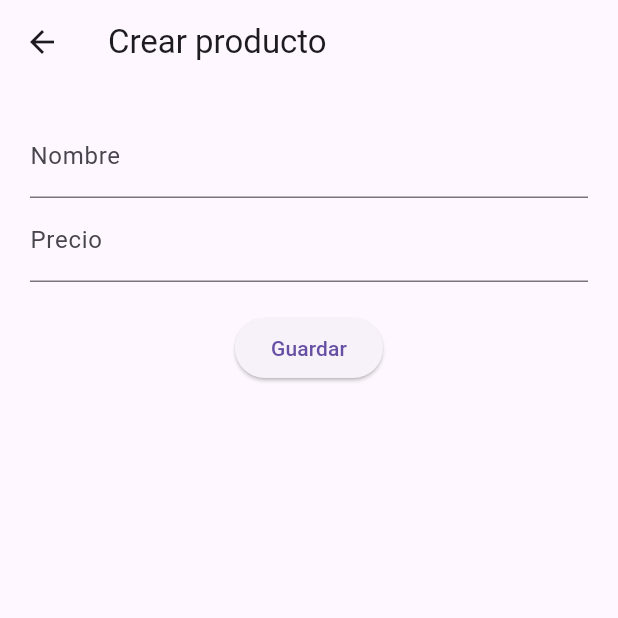
After one commit to Ald28/app_crud_sin_internet, a Flutter app: the CreateProductPage screen opened directly, after a tap on "Guardar", on a phone screen of 412 x 824 dp, the top half of it. The commit adds this screen. Run offline on Flutter 3.47's test engine with Material 3 defaults, Android fonts, the phone set to English and light mode, and no system bars; our stand-ins replace connectivity_plus, dio, hive, hive_flutter, internet_connection_checker, shared_preferences; accounts and stored records are empty; network calls fail.

Commit message:
crear producto con internet

```diff
--- a/lib/features/users/data/datasources/product_remote_datasource.dart
+++ b/lib/features/users/data/datasources/product_remote_datasource.dart
@@ -10,8 +10,9 @@ class ProductRemoteDataSource {
 
     final productsJson = response.data["products"] as List;
 
-    final products =
-        productsJson.map((json) => ProductModel.fromJson(json)).toList();
+    final products = productsJson
+        .map((json) => ProductModel.fromJson(json))
+        .toList();
 
     return {
       "page": response.data["page"],
@@ -20,4 +21,13 @@ class ProductRemoteDataSource {
       "products": products,
     };
   }
+
+  Future<ProductModel> createProduct(String name, double price) async {
+    final response = await dio.post(
+      "/products/register",
+      data: {"name": name, "price": price},
+    );
+
+    return ProductModel.fromJson(response.data["product"]);
+  }
 }
--- a/lib/features/users/data/product_repository_impl.dart
+++ b/lib/features/users/data/product_repository_impl.dart
@@ -1,3 +1,4 @@
+import 'package:connectivity_plus/connectivity_plus.dart';
 import 'datasources/product_remote_datasource.dart';
 import 'datasources/product_local_datasource.dart';
 
@@ -7,26 +8,71 @@ class ProductRepositoryImpl {
 
   ProductRepositoryImpl(this.remote, this.local);
 
+  ///   OBTENER PRODUCTOS
   Future<Map<String, dynamic>> getProducts(int page) async {
     try {
+      final connectivity = await Connectivity().checkConnectivity();
+
+      // SIN INTERNET → intentar cargar cache
+      if (connectivity == ConnectivityResult.none) {
+        final cached = await local.getCachedProducts(page);
+
+        if (cached != null && cached.isNotEmpty) {
+          return {
+            "page": page,
+            "totalPages": 2,
+            "totalItems": cached.length,
+            "products": cached,
+          };
+        }
+
+        throw Exception("Sin conexión y sin datos almacenados");
+      }
+
+      // ONLINE → obtener remoto
       final result = await remote.getProducts(page);
 
+      // Guardar en cache (por página)
       await local.cacheProducts(page, result["products"]);
+
+      // También guardar cada producto
+      for (var product in result["products"]) {
+        await local.saveProduct(product);
+      }
 
       return result;
     } catch (e) {
       final cached = await local.getCachedProducts(page);
 
-      if (cached != null) {
+      if (cached != null && cached.isNotEmpty) {
         return {
           "page": page,
-          "totalPages": 2,
+          "totalPages": 1,
           "totalItems": cached.length,
           "products": cached,
         };
       }
 
-      throw Exception("Sin conexión y sin datos almacenados");
+      throw Exception("No se pudo cargar productos");
     }
   }
+
+  ///   CREAR PRODUCTO
+  Future<String> createProduct(String name, double price) async {
+    final connectivity = await Connectivity().checkConnectivity();
+
+    // SIN INTERNET → guardar pendiente
+    if (connectivity == ConnectivityResult.none) {
+      await local.savePendingProduct({"name": name, "price": price});
+      return "Producto guardado offline (pendiente de sincronización)";
+    }
+
+    // ONLINE → enviar al servidor
+    final created = await remote.createProduct(name, price);
+
+    // Guardar en local
+    await local.saveProduct(created);
+
+    return "Producto creado exitosamente";
+  }
 }
--- /dev/null
+++ b/lib/features/users/presentation/create_product_page.dart
@@ -0,0 +1,55 @@
+import 'package:flutter/material.dart';
+import '../data/product_repository_impl.dart';
+import '../data/datasources/product_remote_datasource.dart';
+import '../data/datasources/product_local_datasource.dart';
+
+class CreateProductPage extends StatefulWidget {
+  @override
+  State<CreateProductPage> createState() => _CreateProductPageState();
+}
+
+class _CreateProductPageState extends State<CreateProductPage> {
+  final nameController = TextEditingController();
+  final priceController = TextEditingController();
+
+  final repo = ProductRepositoryImpl(
+    ProductRemoteDataSource(),
+    ProductLocalDataSource(),
+  );
+
+  void saveProduct() async {
+    final name = nameController.text.trim();
+    final price = double.tryParse(priceController.text.trim()) ?? 0;
+
+    final msg = await repo.createProduct(name, price);
+
+    ScaffoldMessenger.of(context).showSnackBar(SnackBar(content: Text(msg)));
+
+    Navigator.pop(context);
+  }
+
+  @override
+  Widget build(BuildContext context) {
+    return Scaffold(
+      appBar: AppBar(title: Text("Crear producto")),
+      body: Padding(
+        padding: const EdgeInsets.all(20),
+        child: Column(
+          children: [
+            TextField(
+              controller: nameController,
+              decoration: InputDecoration(labelText: "Nombre"),
+            ),
+            TextField(
+              controller: priceController,
+              decoration: InputDecoration(labelText: "Precio"),
+              keyboardType: TextInputType.number,
+            ),
+            SizedBox(height: 20),
+            ElevatedButton(onPressed: saveProduct, child: Text("Guardar")),
+          ],
+        ),
+      ),
+    );
+  }
+}
```
Also changed, not shown: lib/features/users/data/datasources/product_local_datasource.dart (+33 -3 lines), lib/features/users/presentation/home_page.dart (+10 -0 lines).
